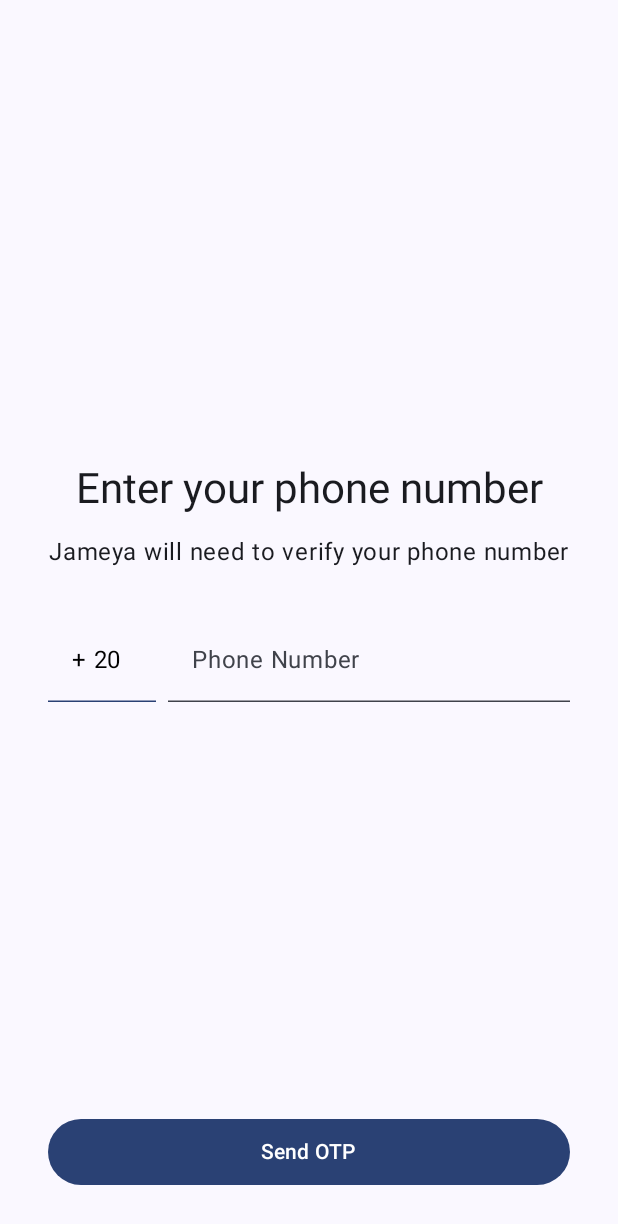
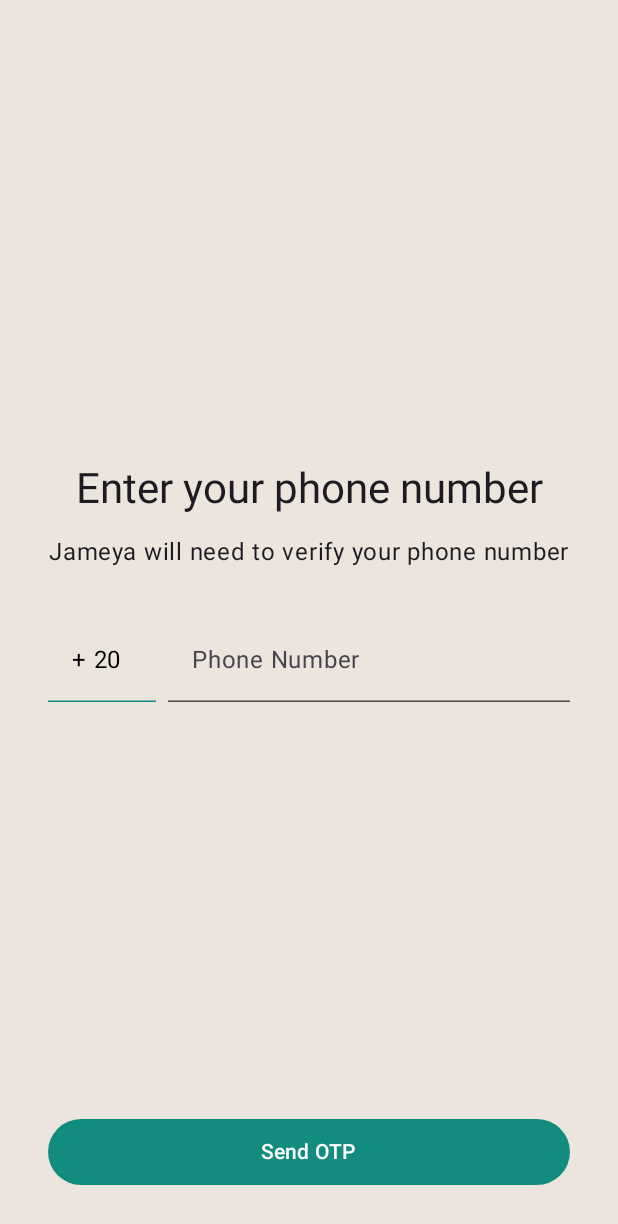
Before and after one commit to Sobhy-Abdelhakam/Jameya, an Android app built with Jetpack Compose: the screen it shows after launch (MainActivity), on a phone screen of 412 x 824 dp. Shown: the top 1224 px of the screen. Run offline under Robolectric (Android 15) with nearby library versions, the phone set to English and light mode, and no system bars.

Commit message:
Change color scheme

```diff
--- a/app/src/main/java/dev/sobhy/jameya/ui/theme/Color.kt
+++ b/app/src/main/java/dev/sobhy/jameya/ui/theme/Color.kt
@@ -2,10 +2,14 @@ package dev.sobhy.jameya.ui.theme
 
 import androidx.compose.ui.graphics.Color
 
-val Purple80 = Color(0xFFD0BCFF)
-val PurpleGrey80 = Color(0xFFCCC2DC)
-val Pink80 = Color(0xFFEFB8C8)
+val TealGreen = Color(0xFF128C7E)
+val TealGreenDark = Color(0xFF075E54)
+val LightGreen = Color(0xFF25D366)
+val BabyBlue = Color(0xFF34B7F1)
+val LightGrey = Color(0xFFECE5DD)
+val DarkGrey = Color(0xFF424242)
 
-val Purple40 = Color(0xFF6650a4)
-val PurpleGrey40 = Color(0xFF625b71)
-val Pink40 = Color(0xFF7D5260)
+val LightSoftGreen = Color(0xFFDCF8C6)
+val AppBackground = LightGrey
+val AppPrimaryText = DarkGrey
+val AppSecondaryText = BabyBlue
--- a/app/src/main/java/dev/sobhy/jameya/ui/theme/Theme.kt
+++ b/app/src/main/java/dev/sobhy/jameya/ui/theme/Theme.kt
@@ -1,53 +1,43 @@
 package dev.sobhy.jameya.ui.theme
 
-import android.os.Build
 import androidx.compose.foundation.isSystemInDarkTheme
 import androidx.compose.material3.MaterialTheme
 import androidx.compose.material3.darkColorScheme
-import androidx.compose.material3.dynamicDarkColorScheme
-import androidx.compose.material3.dynamicLightColorScheme
 import androidx.compose.material3.lightColorScheme
 import androidx.compose.runtime.Composable
-import androidx.compose.ui.platform.LocalContext
+import androidx.compose.ui.graphics.Color
 
 private val DarkColorScheme = darkColorScheme(
-    primary = Purple80,
-    secondary = PurpleGrey80,
-    tertiary = Pink80
+    primary = TealGreenDark,
+    secondary = BabyBlue,
+    tertiary = LightSoftGreen,
+    onPrimary = Color.White,
+    onSecondary = Color.White,
+    background = DarkGrey,
+    surface = TealGreenDark,
+    onSurface = Color.White,
 )
 
 private val LightColorScheme = lightColorScheme(
-    primary = Purple40,
-    secondary = PurpleGrey40,
-    tertiary = Pink40
-
-    /* Other default colors to override
-    background = Color(0xFFFFFBFE),
-    surface = Color(0xFFFFFBFE),
+    primary = TealGreen,
+    secondary = BabyBlue,
+    tertiary = LightSoftGreen,
+    background = AppBackground,
+    surface = Color.White,
     onPrimary = Color.White,
     onSecondary = Color.White,
     onTertiary = Color.White,
-    onBackground = Color(0xFF1C1B1F),
-    onSurface = Color(0xFF1C1B1F),
-    */
+//    onBackground = Color(0xFF1C1B1F),
+    onSurface = AppPrimaryText,
 )
 
 @Composable
 fun JameyaTheme(
     darkTheme: Boolean = isSystemInDarkTheme(),
     // Dynamic color is available on Android 12+
-    dynamicColor: Boolean = true,
     content: @Composable () -> Unit
 ) {
-    val colorScheme = when {
-        dynamicColor && Build.VERSION.SDK_INT >= Build.VERSION_CODES.S -> {
-            val context = LocalContext.current
-            if (darkTheme) dynamicDarkColorScheme(context) else dynamicLightColorScheme(context)
-        }
-
-        darkTheme -> DarkColorScheme
-        else -> LightColorScheme
-    }
+    val colorScheme = if (darkTheme) DarkColorScheme else LightColorScheme
 
     MaterialTheme(
         colorScheme = colorScheme,
--- a/app/src/main/java/dev/sobhy/jameya/ui/theme/Type.kt
+++ b/app/src/main/java/dev/sobhy/jameya/ui/theme/Type.kt
@@ -14,8 +14,7 @@ val Typography = Typography(
         fontSize = 16.sp,
         lineHeight = 24.sp,
         letterSpacing = 0.5.sp
-    )
-    /* Other default text styles to override
+    ),
     titleLarge = TextStyle(
         fontFamily = FontFamily.Default,
         fontWeight = FontWeight.Normal,
@@ -30,5 +29,4 @@ val Typography = Typography(
         lineHeight = 16.sp,
         letterSpacing = 0.5.sp
     )
-    */
 )
```
